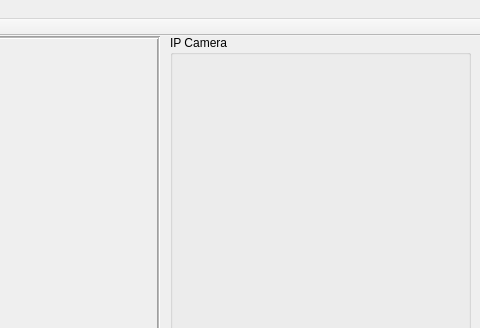
quachconghoang/iot-base, file apps-python/cam-station/mainwindow.ui: the form before one commit; both pictures show x 800 to 1280 and y 0 to 328 of the 1280 by 800 pixel window.
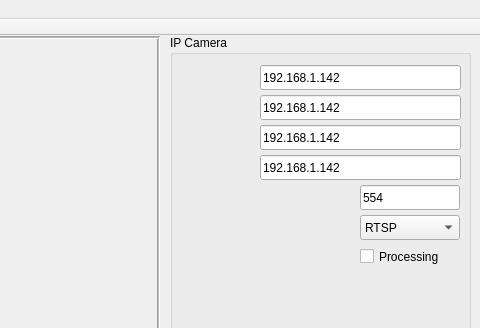
The form after the commit.

Commit message: GUI make color

```diff
--- a/apps-python/cam-station/mainwindow.ui
+++ b/apps-python/cam-station/mainwindow.ui
@@ -85,6 +85,104 @@
       <bool>true</bool>
      </property>
     </widget>
+    <widget class="QLineEdit" name="camIP_0">
+     <property name="geometry">
+      <rect>
+       <x>90</x>
+       <y>30</y>
+       <width>201</width>
+       <height>25</height>
+      </rect>
+     </property>
+     <property name="text">
+      <string>192.168.1.142</string>
+     </property>
+    </widget>
+    <widget class="QLineEdit" name="camIP_1">
+     <property name="geometry">
+      <rect>
+       <x>90</x>
+       <y>60</y>
+       <width>201</width>
+       <height>25</height>
+      </rect>
+     </property>
+     <property name="text">
+      <string>192.168.1.142</string>
+     </property>
+    </widget>
+    <widget class="QLineEdit" name="camIP_2">
+     <property name="geometry">
+      <rect>
+       <x>90</x>
+       <y>90</y>
+       <width>201</width>
+       <height>25</height>
+      </rect>
+     </property>
+     <property name="text">
+      <string>192.168.1.142</string>
+     </property>
+    </widget>
+    <widget class="QLineEdit" name="camIP_3">
+     <property name="geometry">
+      <rect>
+       <x>90</x>
+       <y>120</y>
+       <width>201</width>
+       <height>25</height>
+      </rect>
+     </property>
+     <property name="text">
+      <string>192.168.1.142</string>
+     </property>
+    </widget>
+    <widget class="QComboBox" name="box_protocol_1">
+     <property name="geometry">
+      <rect>
+       <x>190</x>
+       <y>180</y>
+       <width>100</width>
+       <height>25</height>
+      </rect>
+     </property>
+     <item>
+      <property name="text">
+       <string>RTSP</string>
+      </property>
+     </item>
+     <item>
+      <property name="text">
+       <string>HTTPS</string>
+      </property>
+     </item>
+    </widget>
+    <widget class="QCheckBox" name="checkBox">
+     <property name="geometry">
+      <rect>
+       <x>190</x>
+       <y>210</y>
+       <width>101</width>
+       <height>23</height>
+      </rect>
+     </property>
+     <property name="text">
+      <string>Processing</string>
+     </property>
+    </widget>
+    <widget class="QLineEdit" name="lineEdit">
+     <property name="geometry">
+      <rect>
+       <x>190</x>
+       <y>150</y>
+       <width>100</width>
+       <height>25</height>
+      </rect>
+     </property>
+     <property name="text">
+      <string>554</string>
+     </property>
+    </widget>
    </widget>
    <widget class="QGroupBox" name="groupBox_2">
     <property name="geometry">
```
Left out of the diff: 2 changed lines with no effect on the pictures. The commit also changes 3 other files.
